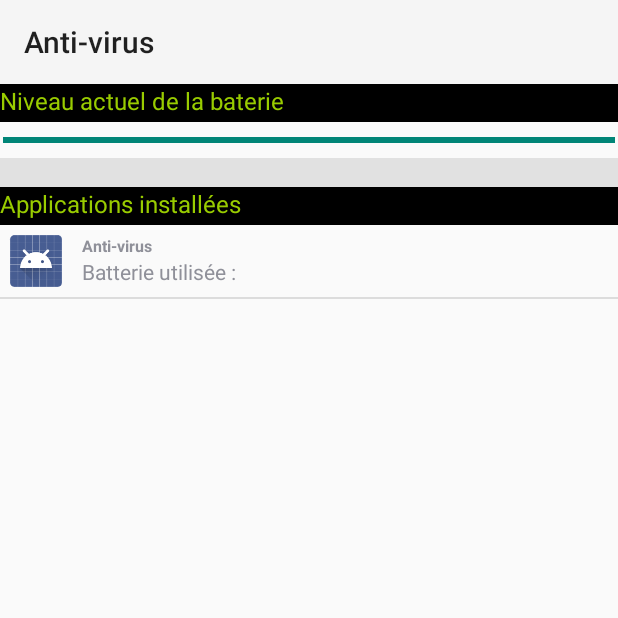
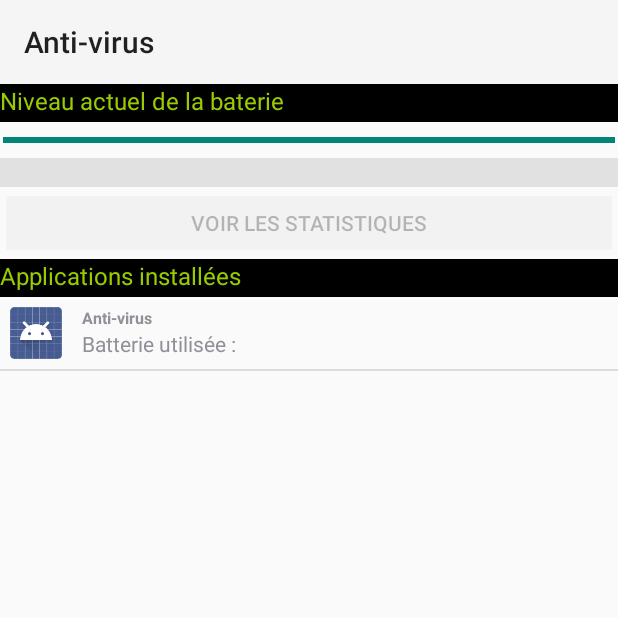
Before and after one commit to ProjetAntivirus/Anti-Virus, an Android app: the BatteryController screen opened directly, with no data from a screen before it, on a phone screen of 412 x 824 dp, the top half of it. Run offline under Robolectric (Android 15) with nearby library versions, the phone set to English and light mode, and no system bars.

Commit message:
Ajout boutton pour statistique systeme

```diff
--- a/app/src/main/java/com/example/user/antivirus/Activity/BatteryController.java
+++ b/app/src/main/java/com/example/user/antivirus/Activity/BatteryController.java
@@ -1,17 +1,21 @@
 package com.example.user.antivirus.Activity;
 
 import android.app.Activity;
+import android.content.Intent;
 import android.content.pm.ApplicationInfo;
 import android.content.pm.PackageManager;
+import android.content.pm.ResolveInfo;
 import android.graphics.drawable.Drawable;
 import android.os.Bundle;
 import android.util.Log;
 import android.view.View;
+import android.widget.Button;
 import android.widget.ImageView;
 import android.widget.ListView;
 import android.widget.ProgressBar;
 import android.widget.SimpleAdapter;
 import android.widget.TextView;
+import android.widget.Toast;
 
 import com.example.user.antivirus.R;
 
@@ -25,6 +29,8 @@ public class BatteryController extends Activity {
     static TextView textBatterie;
     private ListView listApp;
     ProgressBar progBar;
+    Button btnCheckBattery;
+    Intent intentBatteryUsage;
 
     public static void setText (String text){
         textBatterie.setText(text);
@@ -58,6 +64,29 @@ public class BatteryController extends Activity {
             //StrategieObservableBattery strat = new BatteryTest();
            // strat.setNivBattery(30);
             //Récupération de la listview créée dans le fichier Listapp.xml
+
+
+            btnCheckBattery = (Button)findViewById(R.id.checkBattery);
+
+            intentBatteryUsage = new Intent(Intent.ACTION_POWER_USAGE_SUMMARY);
+            ResolveInfo resolveInfo = getPackageManager().resolveActivity(intentBatteryUsage,0);
+
+            if(resolveInfo == null){
+                Toast.makeText(BatteryController.this, "Not Support!",
+                        Toast.LENGTH_LONG).show();
+                btnCheckBattery.setEnabled(false);
+            }else{
+                btnCheckBattery.setEnabled(true);
+            }
+
+            btnCheckBattery.setOnClickListener(new Button.OnClickListener(){
+
+                public void onClick(View v) {
+                    // TODO Auto-generated method stub
+                    startActivity(intentBatteryUsage);
+                }});
+
+
             listApp = (ListView) findViewById(R.id.listapp);
 
             //récupérer applications (nom et icon)
--- a/app/src/main/res/layout/battery_view.xml
+++ b/app/src/main/res/layout/battery_view.xml
@@ -32,6 +32,12 @@
         android:layout_height="wrap_content"
         />
 
+    <Button
+        android:layout_width="match_parent"
+        android:layout_height="wrap_content"
+        android:text="Voir les statistiques"
+        android:id="@+id/checkBattery" />
+
     <TextView
         android:textColor="#99CC00"
         android:background="#ff000000"
```
